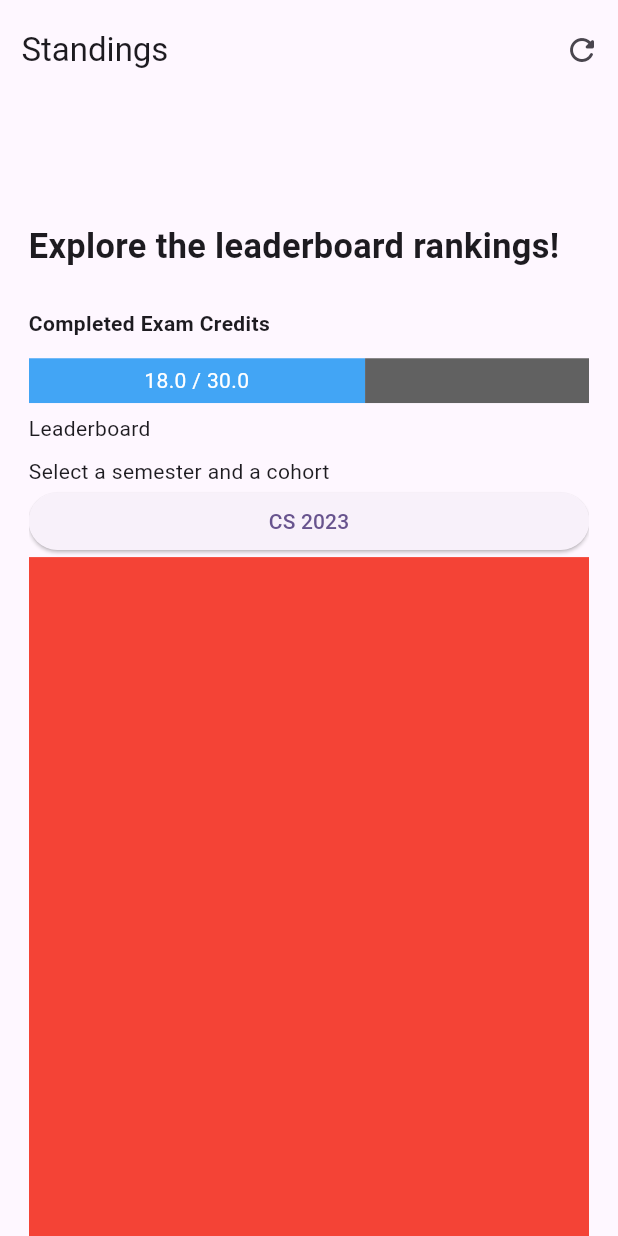
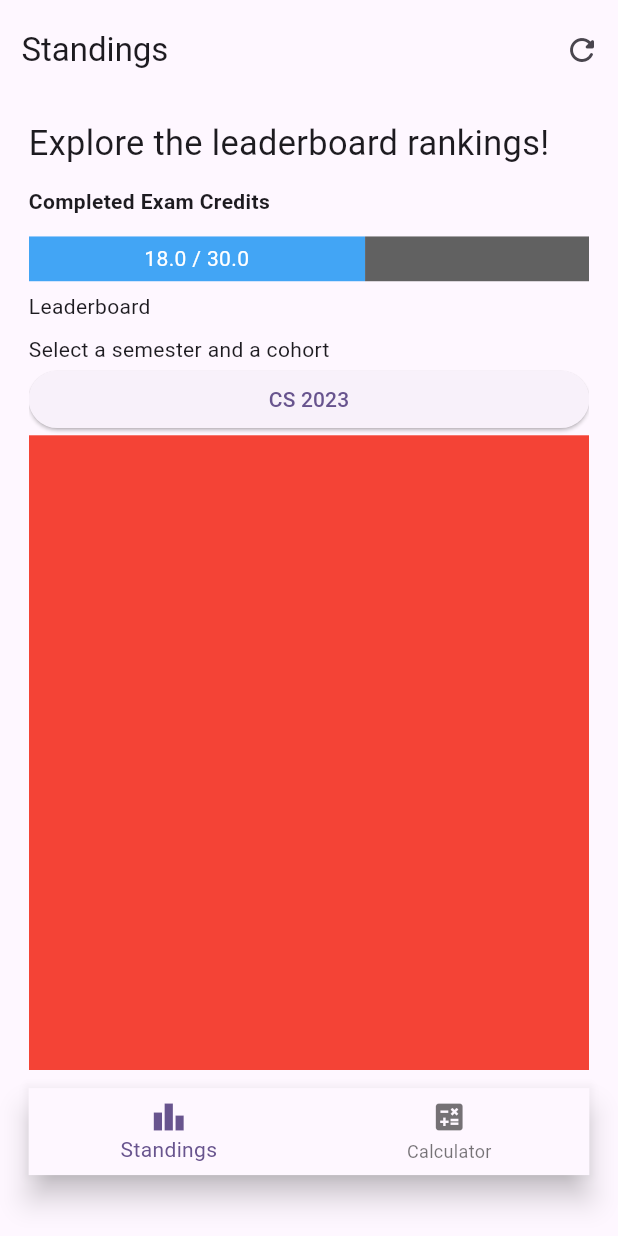
Before and after one commit to Krmsh1n5/u_standings, a Flutter app: the screen it shows after launch, on a phone screen of 412 x 824 dp. Run offline on Flutter 3.47's test engine with Material 3 defaults, Android fonts, the phone set to English and light mode, and no system bars; our stand-ins replace flutter_screenutil.

Commit message:
Added Navigation to Standings Page

```diff
--- a/lib/features/standings/presentation/screens/standings_page.dart
+++ b/lib/features/standings/presentation/screens/standings_page.dart
@@ -11,6 +11,7 @@ class StandingsPage extends StatelessWidget {
       child: Scaffold(
         resizeToAvoidBottomInset: false,
         appBar: _buildAppbar(),
+        bottomNavigationBar: _buildNavigationBar(),
         body: Container(
           width: double.infinity,
           padding:
@@ -19,7 +20,6 @@ class StandingsPage extends StatelessWidget {
               EdgeInsets.only(
             // Add custom padding on Android
             left: 16.h,
-            top: 68.h,
             right: 16.h,
           ),
           child: SingleChildScrollView(
@@ -33,7 +33,6 @@ class StandingsPage extends StatelessWidget {
                 _buildButton(),
                 SizedBox(height: 4.h),
                 _buildStandingsTable(),
-                SizedBox(height: 10.h),
               ],
             ),
           ),
@@ -60,14 +59,14 @@ class StandingsPage extends StatelessWidget {
   }
 
   _buildTitleWidget() {
-    return SizedBox(
+    return Container(
       width: double.maxFinite,
       height: 48.h,
+      alignment: Alignment.centerLeft,
       child: Text(
         "Explore the leaderboard rankings!",
         style: TextStyle(
           fontSize: 20.sp,
-          fontWeight: FontWeight.bold,
         ),
       ),
     );
@@ -167,6 +166,24 @@ class StandingsPage extends StatelessWidget {
   }
 
   _buildStandingsTable() {
-    return Container(width: double.maxFinite, height: 437.h, color: Colors.red);
+    return Container(width: double.maxFinite, height: 600.h, color: Colors.red);
+  }
+
+  _buildNavigationBar() {
+    return Container(
+      padding: EdgeInsets.fromLTRB(16.h, 10.h, 16.h, 34.h),
+      child: BottomNavigationBar(
+        items: [
+          BottomNavigationBarItem(
+            icon: Icon(Icons.leaderboard),
+            label: "Standings",
+          ),
+          BottomNavigationBarItem(
+            icon: Icon(Icons.calculate),
+            label: "Calculator",
+          ),
+        ],
+      ),
+    );
   }
 }
```
